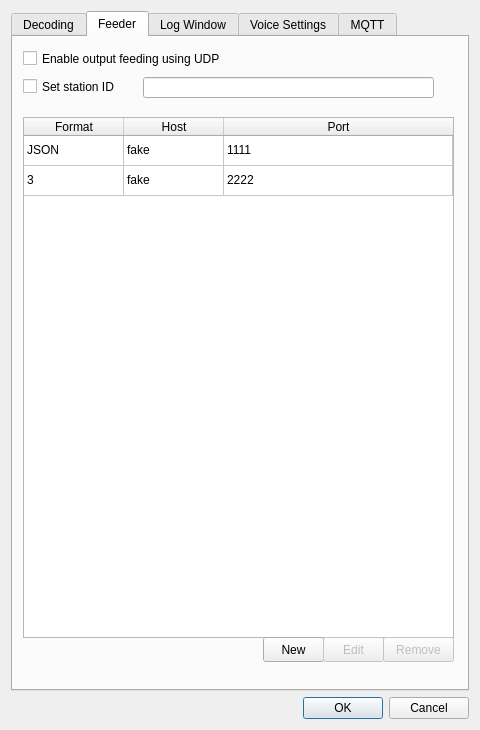
Above: JAERO/gui_classes/settingsdialog.ui from andermatt64/JAERO before the change. Below: the same form after it.
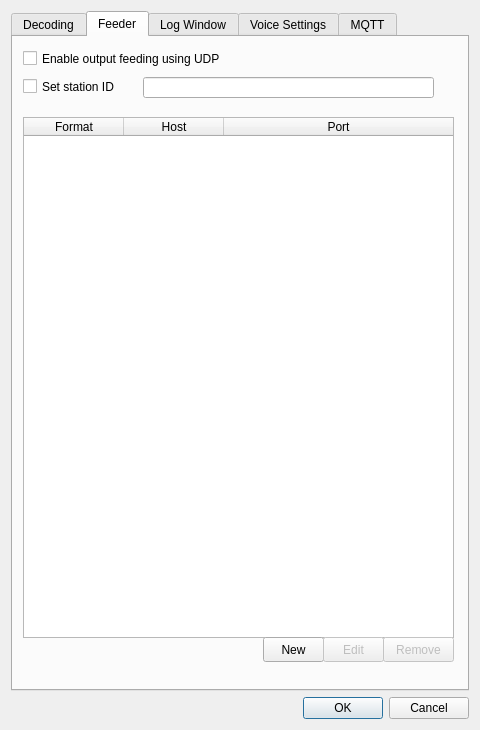
That is the form after the change. The open tabs and pages were chosen to show the change.

Patch:
```diff
--- a/JAERO/gui_classes/settingsdialog.ui
+++ b/JAERO/gui_classes/settingsdialog.ui
@@ -518,16 +518,6 @@
        <attribute name="verticalHeaderVisible">
         <bool>false</bool>
        </attribute>
-       <row>
-        <property name="text">
-         <string>0</string>
-        </property>
-       </row>
-       <row>
-        <property name="text">
-         <string>1</string>
-        </property>
-       </row>
        <column>
         <property name="text">
          <string>Format</string>
@@ -543,36 +533,6 @@
          <string>Port</string>
         </property>
        </column>
-       <item row="0" column="0">
-        <property name="text">
-         <string>JSON</string>
-        </property>
-       </item>
-       <item row="0" column="1">
-        <property name="text">
-         <string>fake</string>
-        </property>
-       </item>
-       <item row="0" column="2">
-        <property name="text">
-         <string>1111</string>
-        </property>
-       </item>
-       <item row="1" column="0">
-        <property name="text">
-         <string>3</string>
-        </property>
-       </item>
-       <item row="1" column="1">
-        <property name="text">
-         <string>fake</string>
-        </property>
-       </item>
-       <item row="1" column="2">
-        <property name="text">
-         <string>2222</string>
-        </property>
-       </item>
       </widget>
       <widget class="QPushButton" name="newEntryButton">
        <property name="geometry">
```
